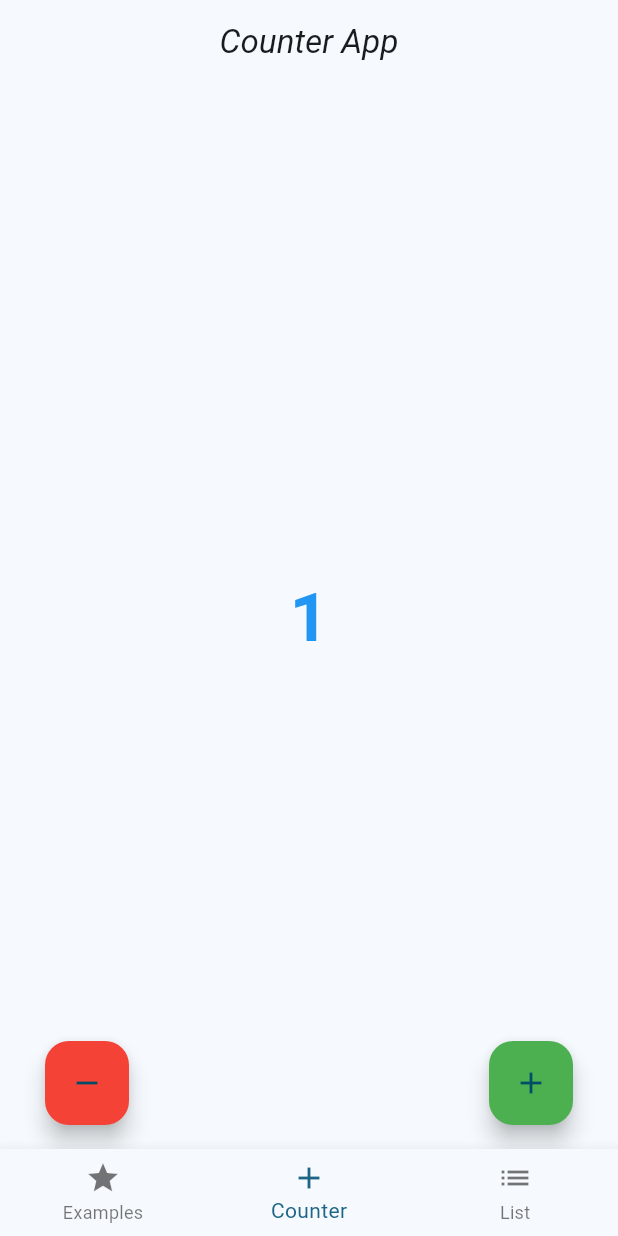
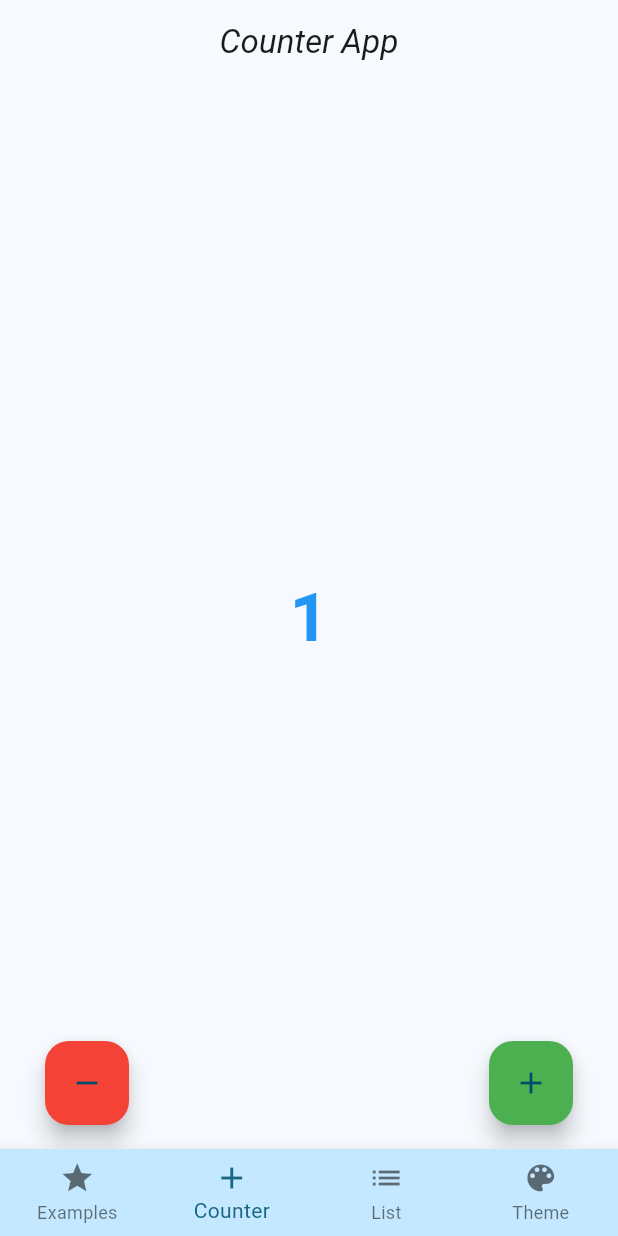
Before and after one commit to PrashikWankhadeSCOE/Flutter_Udemy, a Flutter app: the screen it shows after launch, item 2 of the bottom bar chosen, after a tap on the "add" icon, on a phone screen of 412 x 824 dp. Run offline on Flutter 3.47's test engine with Material 3 defaults, Android fonts, the phone set to English and light mode, and no system bars; network calls fail.

Commit message:
Animation I -- Sunrise Sky

```diff
--- a/02_Flutter/lib/bottom_navigation.dart
+++ b/02_Flutter/lib/bottom_navigation.dart
@@ -1,5 +1,6 @@
 import 'package:basics/presentation/counter/counter_screen.dart';
 import 'package:basics/presentation/list/list_screen.dart';
+import 'package:basics/presentation/theme_animation/theme_animation_screen.dart';
 import 'package:basics/presentation/widget_example_screen/widget_exammple_screen.dart';
 import 'package:flutter/material.dart';
 
@@ -21,9 +22,12 @@ class _RootBottomNavigationState extends State<RootBottomNavigation> {
           WidgetExampleScreen(),
           CounterScreen(),
           ListScreen(),
+          ThemeAnimationScreen(),
         ],
       ),
       bottomNavigationBar: BottomNavigationBar(
+        type: BottomNavigationBarType.fixed,
+        backgroundColor: Theme.of(context).colorScheme.primaryContainer,
         onTap: (index) => setState(
           () {
             _currentIndex = index;
@@ -31,15 +35,10 @@ class _RootBottomNavigationState extends State<RootBottomNavigation> {
         ),
         currentIndex: _currentIndex,
         items: const [
-          BottomNavigationBarItem(
-            icon: Icon(Icons.star),
-            label: 'Examples',
-          ),
-          BottomNavigationBarItem(
-            icon: Icon(Icons.add),
-            label: 'Counter',
-          ),
+          BottomNavigationBarItem(icon: Icon(Icons.star), label: 'Examples'),
+          BottomNavigationBarItem(icon: Icon(Icons.add), label: 'Counter'),
           BottomNavigationBarItem(icon: Icon(Icons.list), label: 'List'),
+          BottomNavigationBarItem(icon: Icon(Icons.color_lens), label: 'Theme'),
         ],
       ),
     );
--- /dev/null
+++ b/02_Flutter/lib/presentation/theme_animation/theme_animation_screen.dart
@@ -0,0 +1,121 @@
+import 'package:basics/application/theme_service.dart';
+import 'package:flutter/material.dart';
+import 'package:provider/provider.dart';
+
+class ThemeAnimationScreen extends StatelessWidget {
+  const ThemeAnimationScreen({super.key});
+
+  @override
+  Widget build(BuildContext context) {
+    return Scaffold(
+      appBar: AppBar(
+        centerTitle: true,
+        title: const Text(
+          'Theme Animation',
+          style: TextStyle(
+              color: Colors.white,
+              fontStyle: FontStyle.italic,
+              fontWeight: FontWeight.bold),
+        ),
+        backgroundColor: Colors.black,
+      ),
+      body: Consumer<ThemeService>(
+        builder: (context, themeService, child) {
+          return Center(
+            child: Padding(
+              padding: const EdgeInsets.symmetric(horizontal: 20),
+              child: Container(
+                height: 500,
+                decoration: BoxDecoration(
+                  boxShadow: const [
+                    BoxShadow(
+                        color: Colors.grey,
+                        offset: Offset(0, 3),
+                        blurRadius: 5,
+                        spreadRadius: 10),
+                  ],
+                  borderRadius: BorderRadius.circular(16),
+                  gradient: LinearGradient(
+                    colors: themeService.isDarkModeOn
+                        ? const [
+                            Color(0xFF200F75),
+                            Color(0xFF6B66CC),
+                            Color(0xFF94A9FF)
+                          ]
+                        : const [
+                            Color(0xDD940B99),
+                            Color(0xDDFFA057),
+                            Color(0xDDFFFA66),
+                          ],
+                    begin: Alignment.topCenter,
+                    end: Alignment.bottomCenter,
+                  ),
+                ),
+                child: Stack(
+                  children: [
+                    Align(
+                      alignment: Alignment.bottomCenter,
+                      child: Container(
+                        decoration: BoxDecoration(
+                          borderRadius: const BorderRadius.only(
+                              bottomRight: Radius.circular(16),
+                              bottomLeft: Radius.circular(16)),
+                          color: themeService.isDarkModeOn
+                              ? Colors.grey[800]
+                              : Colors.white,
+                        ),
+                        height: 225,
+                        width: double.infinity,
+                        child: Column(
+                          mainAxisAlignment: MainAxisAlignment.center,
+                          children: [
+                            Text(
+                              themeService.isDarkModeOn
+                                  ? 'To Dark ??'
+                                  : 'To Light ??',
+                              style: TextStyle(
+                                fontSize: 30,
+                                fontWeight: FontWeight.w900,
+                                color: themeService.isDarkModeOn
+                                    ? Colors.white
+                                    : Colors.black,
+                              ),
+                              textAlign: TextAlign.center,
+                            ),
+                            const SizedBox(
+                              height: 10,
+                            ),
+                            Text(
+                              themeService.isDarkModeOn
+                                  ? 'Let the sun rise ! '
+                                  : 'Let it be Night !',
+                              style: TextStyle(
+                                fontWeight: FontWeight.w600,
+                                fontSize: 16,
+                                fontStyle: FontStyle.italic,
+                                color: themeService.isDarkModeOn
+                                    ? Colors.white
+                                    : Colors.black,
+                              ),
+                            ),
+                            const SizedBox(
+                              height: 10,
+                            ),
+                            Switch(
+                              value: themeService.isDarkModeOn,
+                              onChanged: ((_) => themeService.toogleTheme()),
+                            )
+                          ],
+                        ),
+                      ),
+                    )
+                  ],
+                ),
+              ),
+            ),
+          );
+        },
+      ),
+    );
+  }
+}
```
